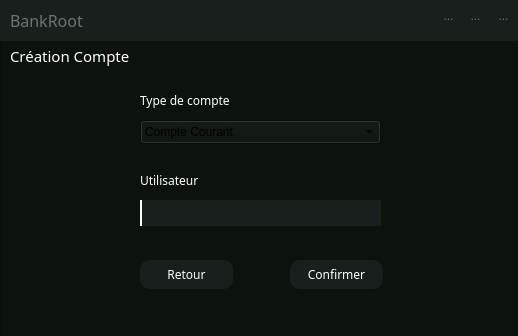
This is creer_compte.ui in SparqueeZ/Bank-Root as Qt 5 draws it before an edit. The edited form follows.
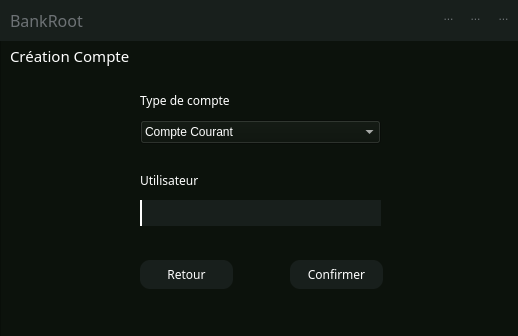
This is the edited form. Icons and pictures are not drawn.

Diff of the .ui file:
```diff
--- a/creer_compte.ui
+++ b/creer_compte.ui
@@ -210,6 +210,9 @@
       <height>24</height>
      </rect>
     </property>
+    <property name="styleSheet">
+     <string notr="true">color:rgb(255,255,255);</string>
+    </property>
     <item>
      <property name="text">
       <string>Compte Courant</string>
```
Left out of the diff: 2 changed lines with no effect on the pictures.
